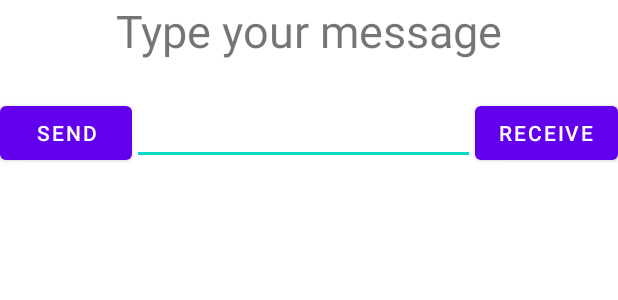
After one commit to JPJSxiao/XiangwuAndroidLabs, an Android app: the layout activity_chat_room.xml on its own in the app's theme, with its tools: preview values and no code run, on a phone screen of 412 x 824 dp. The commit adds this screen. Shown: the top 300 px of the screen. Run offline under Robolectric (Android 15) with nearby library versions, the phone set to English and light mode, and no system bars.

Commit message:
Recycler View updated with chatroom activity

```diff
--- /dev/null
+++ b/app/src/main/res/layout/activity_chat_room.xml
@@ -0,0 +1,63 @@
+<?xml version="1.0" encoding="utf-8"?>
+<androidx.constraintlayout.widget.ConstraintLayout xmlns:android="http://schemas.android.com/apk/res/android"
+xmlns:app="http://schemas.android.com/apk/res-auto"
+xmlns:tools="http://schemas.android.com/tools"
+android:layout_width="match_parent"
+android:layout_height="match_parent"
+tools:context=".ChatRoom">
+
+
+<TextView
+    android:id="@+id/textView"
+    android:layout_width="wrap_content"
+    android:layout_height="wrap_content"
+    android:text="@string/enterpass"
+    android:textSize="30sp"
+    app:layout_constraintEnd_toEndOf="parent"
+    app:layout_constraintStart_toStartOf="parent"
+    app:layout_constraintTop_toTopOf="parent" />
+
+
+<Button
+    android:id="@+id/sendButton"
+    android:layout_width="wrap_content"
+    android:layout_height="wrap_content"
+    android:layout_marginTop="24dp"
+    android:text="@string/button"
+    app:layout_constraintStart_toStartOf="parent"
+    app:layout_constraintTop_toBottomOf="@+id/textView" />
+
+<EditText
+    android:id="@+id/editText"
+    android:layout_width="0dp"
+    android:layout_height="wrap_content"
+    app:layout_constraintEnd_toStartOf="@+id/ReceiveButton"
+    app:layout_constraintStart_toEndOf="@+id/sendButton"
+    app:layout_constraintTop_toTopOf="@+id/sendButton" />
+
+<androidx.recyclerview.widget.RecyclerView
+    android:id="@+id/theRecycleView"
+    android:layout_width="0dp"
+    android:layout_height="0dp"
+    android:layout_marginTop="32dp"
+    app:layout_constraintBottom_toBottomOf="parent"
+    app:layout_constraintEnd_toEndOf="parent"
+    app:layout_constraintHorizontal_bias="0.0"
+    app:layout_constraintStart_toStartOf="parent"
+    app:layout_constraintTop_toBottomOf="@+id/sendButton"
+    app:layout_constraintVertical_bias="1.0" />
+
+<Button
+    android:id="@+id/ReceiveButton"
+    android:layout_width="wrap_content"
+    android:layout_height="wrap_content"
+    android:text="RECEIVE"
+    app:layout_constraintBottom_toBottomOf="@+id/sendButton"
+
+    app:layout_constraintEnd_toEndOf="parent"
+    app:layout_constraintTop_toTopOf="@+id/sendButton"
+    app:layout_constraintVertical_bias="0.0" />
+
+
+
+</androidx.constraintlayout.widget.ConstraintLayout>
```
Also changed, not shown: app/src/main/AndroidManifest.xml (+20 -0 lines), app/src/main/java/algonquin/cst2355/torunse/ChatRoom.java (added, +127 -0 lines), app/src/main/java/algonquin/cst2355/torunse/MainActivity.java (+2 -98 lines), app/src/main/java/algonquin/cst2355/torunse/SecondActivity.java (added, +14 -0 lines), app/src/main/res/layout/activity_second.xml (added, +9 -0 lines).
